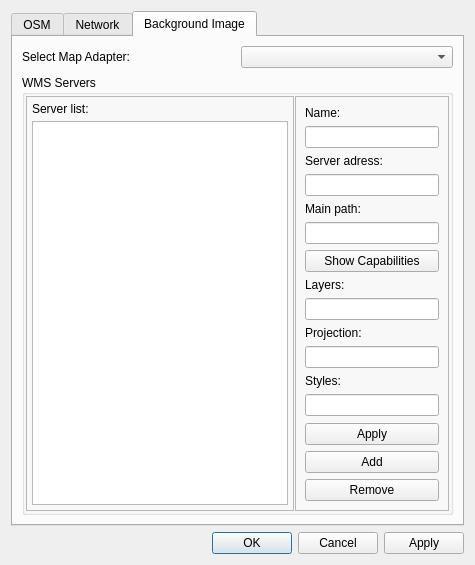
This is Preferences/PreferencesDialog.ui in openstreetmap/merkaartor as Qt 5 draws it before an edit. The edited form follows.
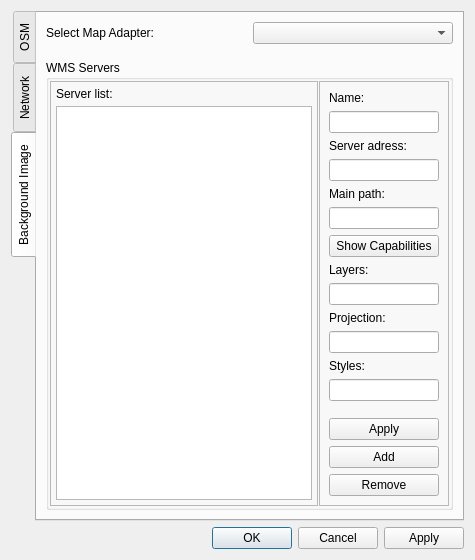
This is the edited form.

Commit message: FIX : warn when OSM userid/password not set (closes #731)

```diff
--- a/Preferences/PreferencesDialog.ui
+++ b/Preferences/PreferencesDialog.ui
@@ -18,6 +18,9 @@
     <layout class="QVBoxLayout" >
      <item>
       <widget class="QTabWidget" name="tabPref" >
+       <property name="tabPosition" >
+        <enum>QTabWidget::West</enum>
+       </property>
        <property name="currentIndex" >
         <number>2</number>
        </property>
```
The commit also changes 2 other files.
